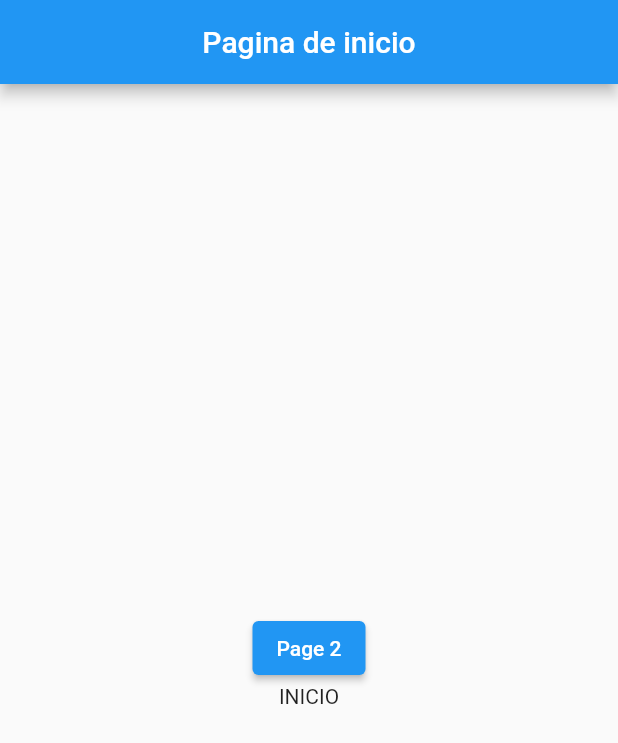
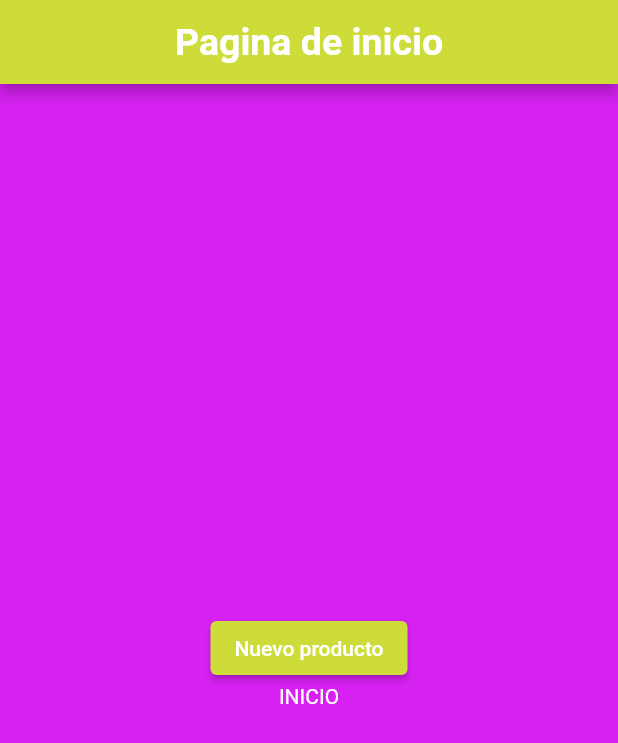
Before and after one commit to SeraPinaBarranco/precios, a Flutter app: the screen it shows after launch, on a phone screen of 412 x 824 dp. Shown: the top 743 px of the screen. Run offline on Flutter 3.47's test engine with Material 2 defaults, Android fonts, the phone set to English and light mode, and no system bars.

Commit message:
tema del boton

```diff
--- a/lib/main.dart
+++ b/lib/main.dart
@@ -14,9 +14,7 @@ class MyApp extends StatelessWidget {
   @override
   Widget build(BuildContext context) {
     return MultiProvider(
-      providers: [
-        ChangeNotifierProvider(create: (_) => MyProvider())
-      ],
+      providers: [ChangeNotifierProvider(create: (_) => MyProvider())],
       child: MaterialApp(
         debugShowCheckedModeBanner: false,
         initialRoute: 'pagina_inicio',
@@ -24,6 +22,21 @@ class MyApp extends StatelessWidget {
           'pagina_inicio': (context) => const PaginaInicio(),
           'page2': (context) => const Page2()
         },
+        theme: ThemeData.from(
+
+            colorScheme: ColorScheme.fromSwatch(
+              primarySwatch: Colors.lime,
+              backgroundColor: Colors.grey[600],
+              accentColor:  Colors.blue,
+              cardColor:const Color.fromARGB(255, 215, 33, 243)
+            ),
+            textTheme: const TextTheme(
+
+                bodyMedium:
+                    TextStyle(color: Color.fromARGB(255, 255, 255, 255)),
+            ),
+
+        ),
       ),
     );
   }
--- a/lib/pages/page2.dart
+++ b/lib/pages/page2.dart
@@ -1,5 +1,6 @@
 import 'package:flutter/material.dart';
 import 'package:precios/provider/my_provider.dart';
+import 'package:precios/themes/scaffold_text_style.dart';
 import 'package:provider/provider.dart';
 
 class Page2 extends StatelessWidget {
@@ -11,9 +12,11 @@ class Page2 extends StatelessWidget {
     final num = intProvider.getNumero;
     return Scaffold(
         appBar: AppBar(
+          titleTextStyle: scaffoldTheme,
           title: const Text("Pagina 2"),
           centerTitle: true,
         ),
+
         body: Center(
           child: Column(
             children: [
--- a/lib/pages/pagina_inicio.dart
+++ b/lib/pages/pagina_inicio.dart
@@ -1,12 +1,15 @@
 import 'package:flutter/material.dart';
 import 'package:precios/pages/page2.dart';
+import 'package:precios/themes/scaffold_text_style.dart';
 
 class PaginaInicio extends StatelessWidget {
   const PaginaInicio({super.key});
 
   @override
   Widget build(BuildContext context) {
+
     return Scaffold(
+
       body: Center(
 
 
@@ -20,7 +23,10 @@ class PaginaInicio extends StatelessWidget {
               children: [
                 ElevatedButton(
                   onPressed: () => Navigator.pushNamed(context, 'page2'),
-                  child: const Text("Page 2"),),
+                  style: ElevatedButton.styleFrom(foregroundColor: Colors.white),
+                  child: const Text("Nuevo producto"),
+                ),
+
                 const Text("INICIO"),
               ],
             ),
@@ -30,8 +36,11 @@ class PaginaInicio extends StatelessWidget {
       appBar:AppBar(
         title: const Text("Pagina de inicio"),
         centerTitle: true,
+        titleTextStyle: scaffoldTheme,
 
       ),
     );
   }
+
+
 }
--- /dev/null
+++ b/lib/themes/scaffold_text_style.dart
@@ -0,0 +1,5 @@
+
+import 'package:flutter/material.dart';
+
+
+TextStyle scaffoldTheme = const TextStyle(color: Color.fromARGB(255, 255, 255, 255), fontSize: 25, fontWeight: FontWeight.bold);
```
